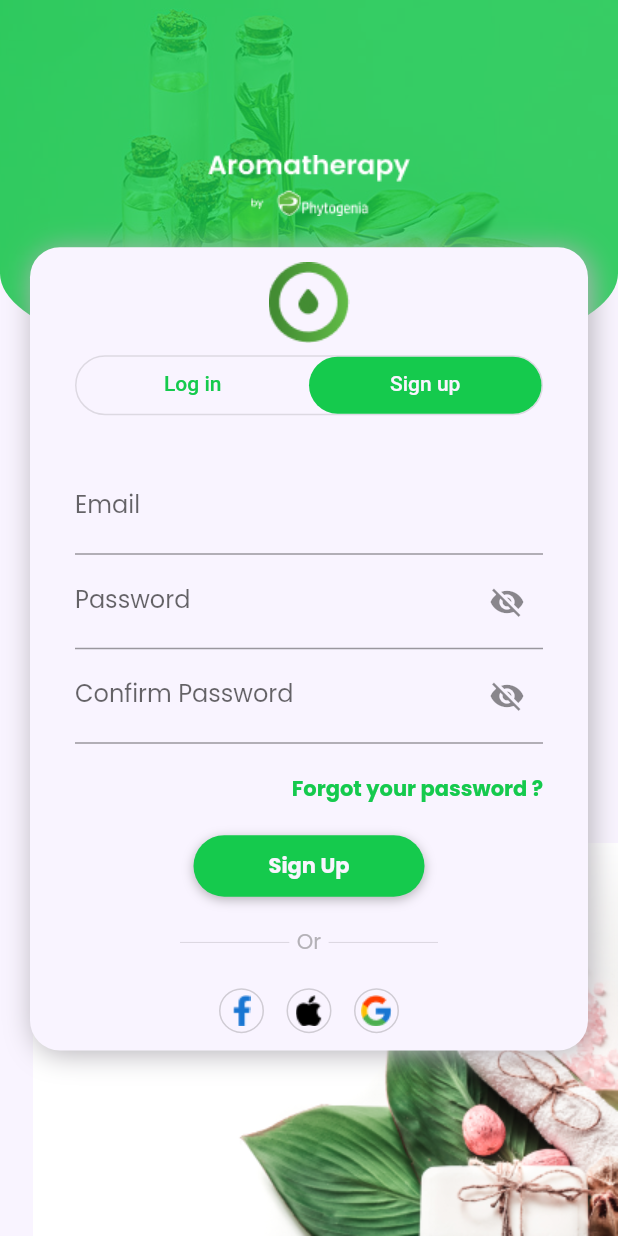
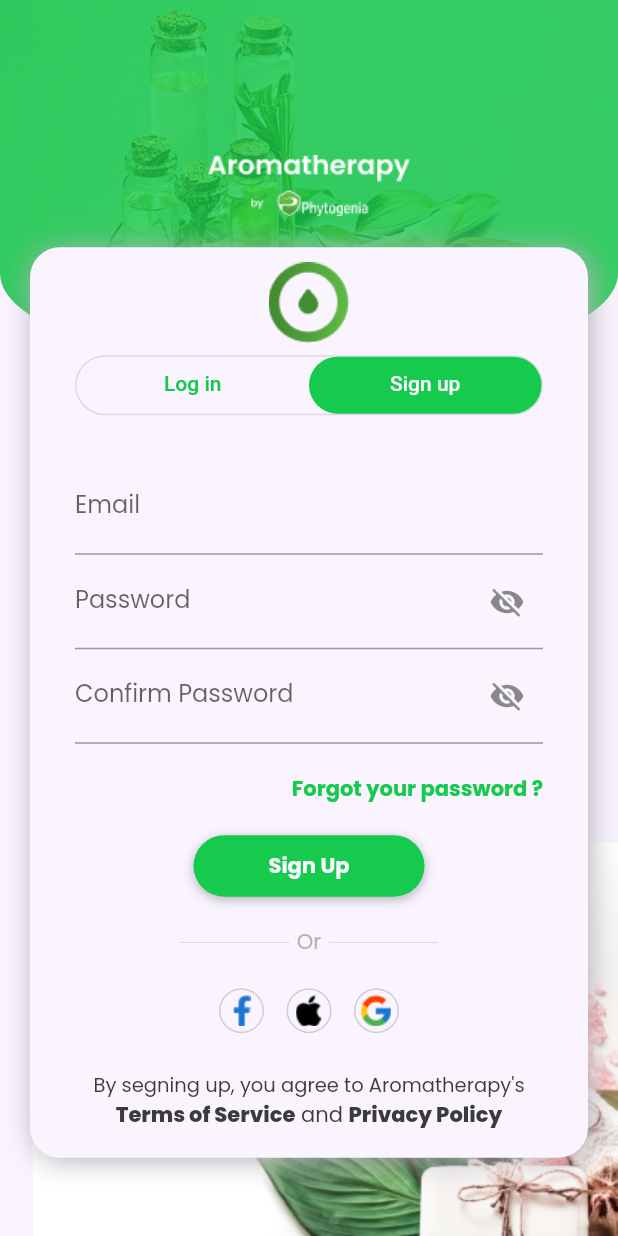
Before and after one commit to phytogenia/aromatherapy-app, a Flutter app: the screen it shows after launch, tab 2 chosen, on a phone screen of 412 x 824 dp. Run offline on Flutter 3.47's test engine with Material 2 defaults, Android fonts, the phone set to English and light mode, and no system bars; our stand-ins replace cloud_firestore, curved_navigation_bar, firebase_auth, firebase_core, google_fonts, google_sign_in and 2 more; missing offline and left inert: flutter_facebook_auth; accounts and stored records are empty.

Commit message:
SignUp bottom text design fix

```diff
--- a/lib/screens/auth/login_screen.dart
+++ b/lib/screens/auth/login_screen.dart
@@ -149,7 +149,6 @@ class _LoginScreenState extends State<LoginScreen> {
                   right: 20,
                   top: MediaQuery.of(context).size.height * 0.2,
                   child: Container(
-                    height: MediaQuery.of(context).size.height * 0.65,
                     decoration: const BoxDecoration(
                         color: kSecondaryBackgroundColor,
                         borderRadius: BorderRadius.all(Radius.circular(20)),
@@ -293,11 +292,14 @@ class _LoginScreenState extends State<LoginScreen> {
   Widget _buildFooter() {
     return SingleChildScrollView(
       scrollDirection: Axis.horizontal,
+      child: Padding(
+        padding: const EdgeInsets.only(bottom: 8.0),
         child: Row(
           children: [
             Column(children: [
               const Text(
                 "By segning up, you agree to Aromatherapy's",
+                style: TextStyle(fontSize: 13),
               ),
               Row(
                 children: [
@@ -316,6 +318,7 @@ class _LoginScreenState extends State<LoginScreen> {
               )
             ]),
           ],
+        ),
       ),
     );
   }
```
Lines whose indentation alone changed are shown as unchanged.
